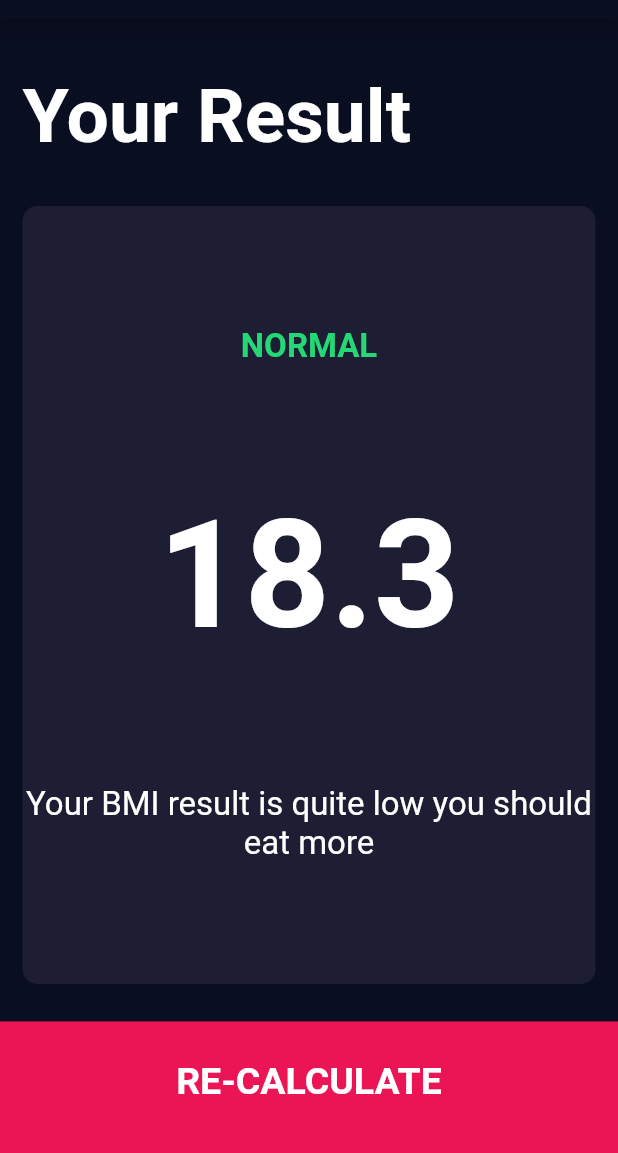
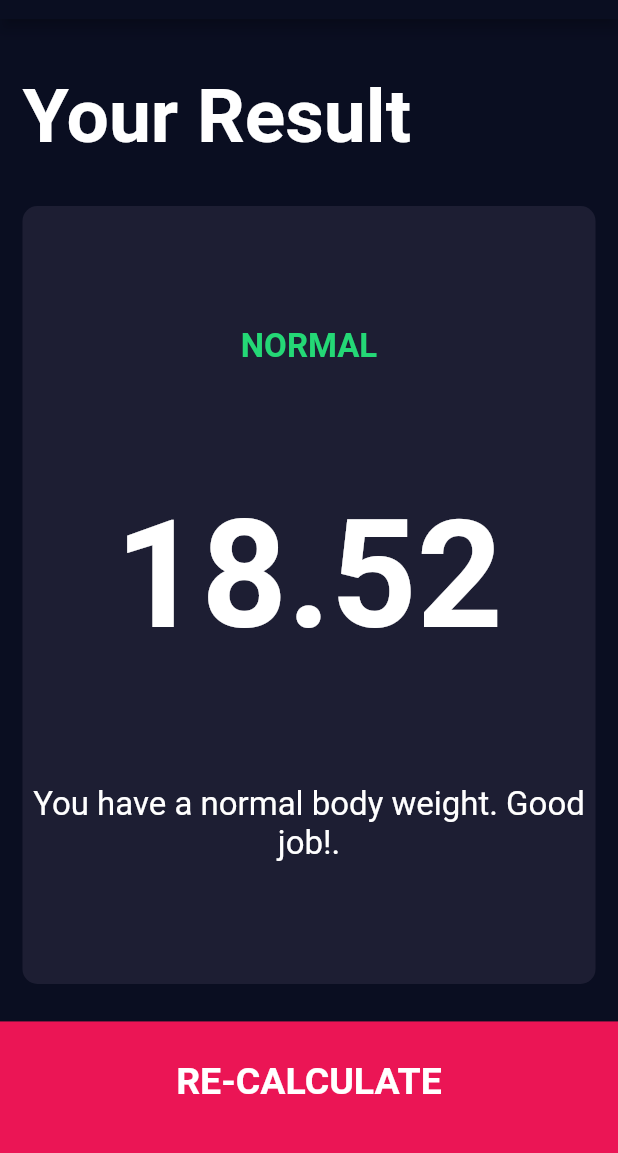
Before and after one commit to creaturerigger/BMICalculator, a Flutter app: the screen it shows after launch, after a tap on "CALCULATE", on a phone screen of 412 x 824 dp, the part 65-1218 px from its top. Run offline on Flutter 3.47's test engine with Material 2 defaults, Android fonts, the phone set to English and light mode, and no system bars; our stand-ins replace font_awesome_flutter.

Commit message:
Final changes has been done. Arguments for the second second screen is extracted.

```diff
--- /dev/null
+++ b/lib/calculator_brain.dart
@@ -0,0 +1,34 @@
+import 'dart:math';
+
+class CalculatorBrain {
+  final int height;
+  final int weight;
+
+  double _bmi = 0.0;
+  CalculatorBrain({required this.height, required this.weight});
+
+  String calculateBMI() {
+    _bmi = weight / pow(height / 100, 2);
+    return _bmi.toStringAsFixed(2);
+  }
+
+  String getResult() {
+    if (_bmi >= 25) {
+      return 'Overweight';
+    } else if (_bmi > 18.5) {
+      return 'Normal';
+    } else {
+      return 'Underweight';
+    }
+  }
+
+  String getInterpretation() {
+    if (_bmi >= 25) {
+      return 'You have a higher than normal body weight. Try to exercise more.';
+    } else if (_bmi > 18.5) {
+      return 'You have a normal body weight. Good job!.';
+    } else {
+      return 'You have a lower than normal body weight. You can eat a bit more.';
+    }
+  }
+}
--- a/lib/main.dart
+++ b/lib/main.dart
@@ -16,8 +16,8 @@ class BMICalculator extends StatelessWidget {
       ),
       initialRoute: '/',
       routes: {
-        '/': (context) => InputPage(),
-        '/results': (context) => ResultsPage(),
+        InputPage.kRouteName: (context) => InputPage(),
+        ResultsPage.kRouteName: (context) => const ResultsPage(),
       },
     );
   }
--- /dev/null
+++ b/lib/resultspage_args.dart
@@ -0,0 +1,10 @@
+class ResultPageArguments {
+  final String bmiResult;
+  final String resultText;
+  final String interpretation;
+
+  ResultPageArguments(
+      {required this.bmiResult,
+      required this.resultText,
+      required this.interpretation});
+}
--- a/lib/screens/input_page.dart
+++ b/lib/screens/input_page.dart
@@ -1,14 +1,18 @@
 import 'package:bmicalculator/components/bmi_calculate_button.dart';
+import 'package:bmicalculator/resultspage_args.dart';
 import 'package:flutter/material.dart';
 import 'package:bmicalculator/components/card_container.dart';
 import 'package:bmicalculator/components/icon_content.dart';
 import 'package:font_awesome_flutter/font_awesome_flutter.dart';
 import 'package:bmicalculator/constants.dart';
 import 'package:bmicalculator/components/round_icon_button.dart';
+import 'package:bmicalculator/calculator_brain.dart';
 
 enum Gender { Male, Female }
 
 class InputPage extends StatefulWidget {
+  static const kRouteName = '/';
+
   @override
   _InputPageState createState() => _InputPageState();
 }
@@ -216,7 +220,17 @@ class _InputPageState extends State<InputPage> {
           BMICalculateButton(
             buttonText: 'CALCULATE',
             onTap: () {
-              Navigator.pushNamed(context, '/results');
+              CalculatorBrain cb =
+                  CalculatorBrain(height: height, weight: weight);
+              Navigator.pushNamed(
+                context,
+                '/results',
+                arguments: ResultPageArguments(
+                  bmiResult: cb.calculateBMI(),
+                  resultText: cb.getResult(),
+                  interpretation: cb.getInterpretation(),
+                ),
+              );
             },
           ),
         ],
--- a/lib/screens/results_page.dart
+++ b/lib/screens/results_page.dart
@@ -2,10 +2,17 @@ import 'package:bmicalculator/components/bmi_calculate_button.dart';
 import 'package:flutter/material.dart';
 import 'package:bmicalculator/constants.dart';
 import 'package:bmicalculator/components/card_container.dart';
+import 'package:bmicalculator/resultspage_args.dart';
 
 class ResultsPage extends StatelessWidget {
+  static const kRouteName = '/results';
+
+  const ResultsPage({Key? key}) : super(key: key);
+
   @override
   Widget build(BuildContext context) {
+    final args =
+        ModalRoute.of(context)!.settings.arguments as ResultPageArguments;
     return Scaffold(
       appBar: AppBar(
         title: Text('BMI Calculator'),
@@ -32,15 +39,15 @@ class ResultsPage extends StatelessWidget {
                 crossAxisAlignment: CrossAxisAlignment.center,
                 children: <Widget>[
                   Text(
-                    'NORMAL',
+                    args.resultText.toUpperCase(),
                     style: kResultTextStyle,
                   ),
                   Text(
-                    '18.3',
+                    args.bmiResult,
                     style: kBMITextStyle,
                   ),
                   Text(
-                    'Your BMI result is quite low you should eat more',
+                    args.interpretation,
                     style: kBodyTextStyle,
                     textAlign: TextAlign.center,
                   ),
```
